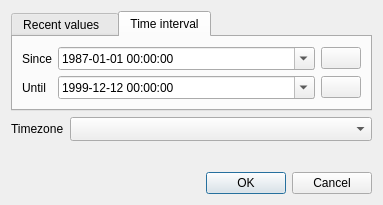
This is libshvvisu/src/widgets/dlggetsinceuntil.ui in silicon-heaven/libshv as Qt 5 draws it before an edit. The edited form follows.
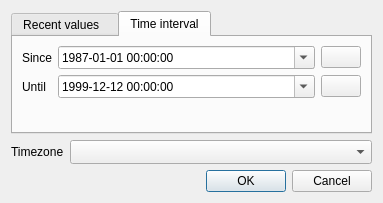
This is the edited form. The open tabs and pages were chosen to show the change. Icons and pictures are not drawn. Custom widgets are drawn as their Qt base class.

What changed in the file:
```diff
--- a/libshvvisu/src/widgets/dlggetsinceuntil.ui
+++ b/libshvvisu/src/widgets/dlggetsinceuntil.ui
@@ -7,7 +7,7 @@
     <x>0</x>
     <y>0</y>
     <width>383</width>
-    <height>205</height>
+    <height>203</height>
    </rect>
   </property>
   <property name="windowTitle">
@@ -175,6 +175,19 @@
          </item>
         </layout>
        </item>
+       <item>
+        <spacer name="verticalSpacer">
+         <property name="orientation">
+          <enum>Qt::Orientation::Vertical</enum>
+         </property>
+         <property name="sizeHint" stdset="0">
+          <size>
+           <width>20</width>
+           <height>0</height>
+          </size>
+         </property>
+        </spacer>
+       </item>
       </layout>
      </widget>
     </widget>
@@ -203,19 +216,6 @@
      </item>
     </layout>
    </item>
-   <item>
-    <spacer name="verticalSpacer">
-     <property name="orientation">
-      <enum>Qt::Orientation::Vertical</enum>
-     </property>
-     <property name="sizeHint" stdset="0">
-      <size>
-       <width>20</width>
-       <height>40</height>
-      </size>
-     </property>
-    </spacer>
-   </item>
    <item>
     <widget class="QDialogButtonBox" name="buttonBox">
      <property name="orientation">
```
Left out of the diff: 96 changed lines with no effect on the pictures.
